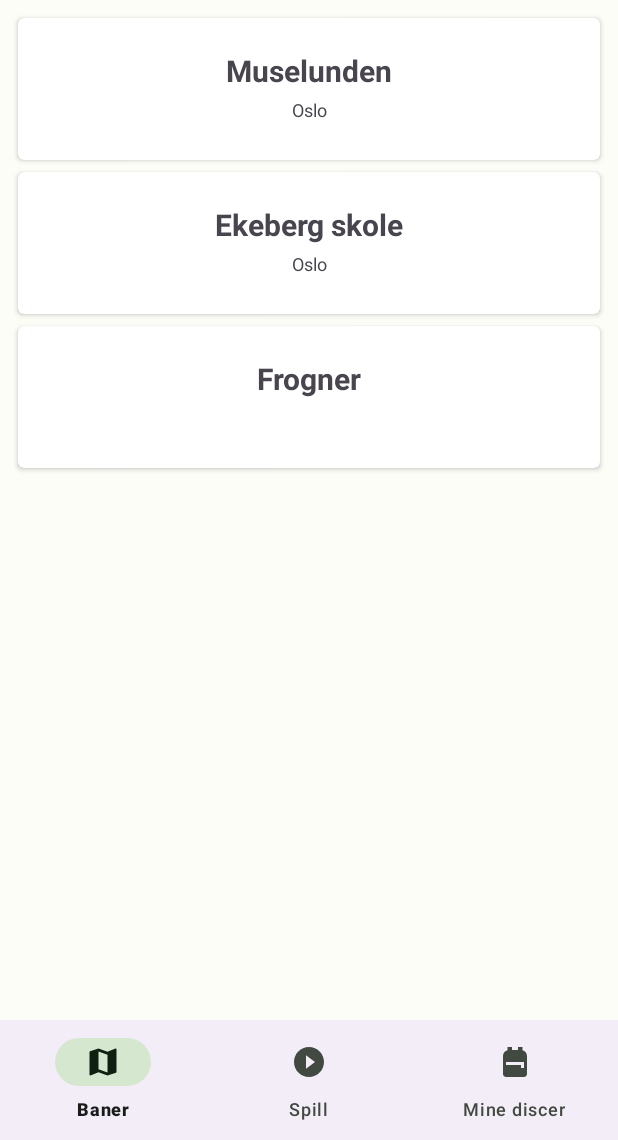
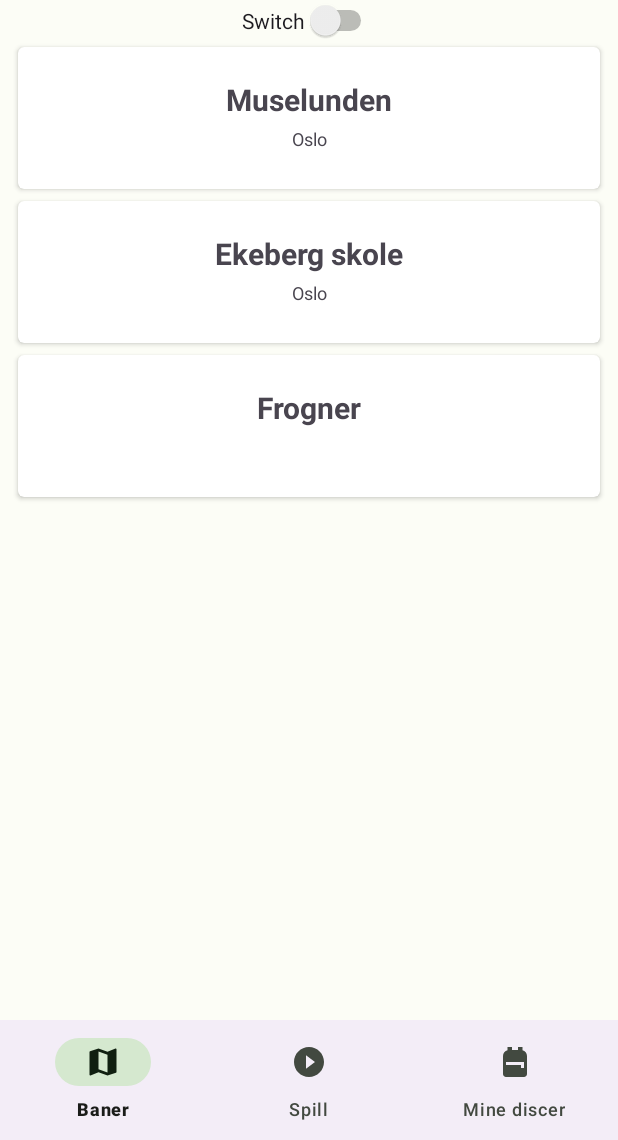
Before and after one commit to vetlewj/DiscgolfApp, an Android app: the screen it shows after launch (MainActivity), on a phone screen of 412 x 824 dp, the part 96-1236 px from its top. Run offline under Robolectric (Android 15) with nearby library versions, the phone set to English and light mode, and no system bars; our stand-ins replace navigation-ui.

Commit message:
added switch

```diff
--- a/app/src/main/res/layout/fragment_courses_overview_list.xml
+++ b/app/src/main/res/layout/fragment_courses_overview_list.xml
@@ -12,10 +12,19 @@ tools:context=".CoursesOverviewListFragment">
         android:layout_width="0dp"
         android:layout_height="0dp"
         android:layout_marginStart="8dp"
-    android:layout_marginTop="8dp"
         android:layout_marginEnd="8dp"
-    android:layout_marginBottom="8dp"
         app:layout_constraintBottom_toBottomOf="parent"
+        app:layout_constraintEnd_toEndOf="parent"
+        app:layout_constraintHorizontal_bias="1.0"
+        app:layout_constraintStart_toStartOf="parent"
+        app:layout_constraintTop_toBottomOf="@+id/switch1"
+        app:layout_constraintVertical_bias="0.0" />
+
+    <Switch
+        android:id="@+id/switch1"
+        android:layout_width="wrap_content"
+        android:layout_height="wrap_content"
+        android:text="Switch"
         app:layout_constraintEnd_toEndOf="parent"
         app:layout_constraintStart_toStartOf="parent"
         app:layout_constraintTop_toTopOf="parent" />
```
Lines whose indentation alone changed are shown as unchanged.
